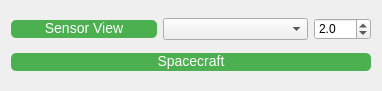
The window that ui/design/qtcreator/navigator-panel.ui (esaSPICEservice/ess-plugin) describes before a commit, drawn with Qt 5.
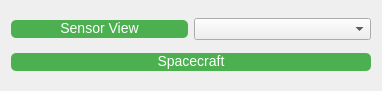
The same window after the commit.

Diff of the .ui file:
```diff
--- a/ui/design/qtcreator/navigator-panel.ui
+++ b/ui/design/qtcreator/navigator-panel.ui
@@ -64,22 +64,6 @@
        </property>
       </widget>
      </item>
-     <item>
-      <widget class="QDoubleSpinBox" name="fovSize">
-       <property name="decimals">
-        <number>1</number>
-       </property>
-       <property name="minimum">
-        <double>0.100000000000000</double>
-       </property>
-       <property name="singleStep">
-        <double>0.250000000000000</double>
-       </property>
-       <property name="value">
-        <double>2.000000000000000</double>
-       </property>
-      </widget>
-     </item>
     </layout>
    </item>
    <item>
```
